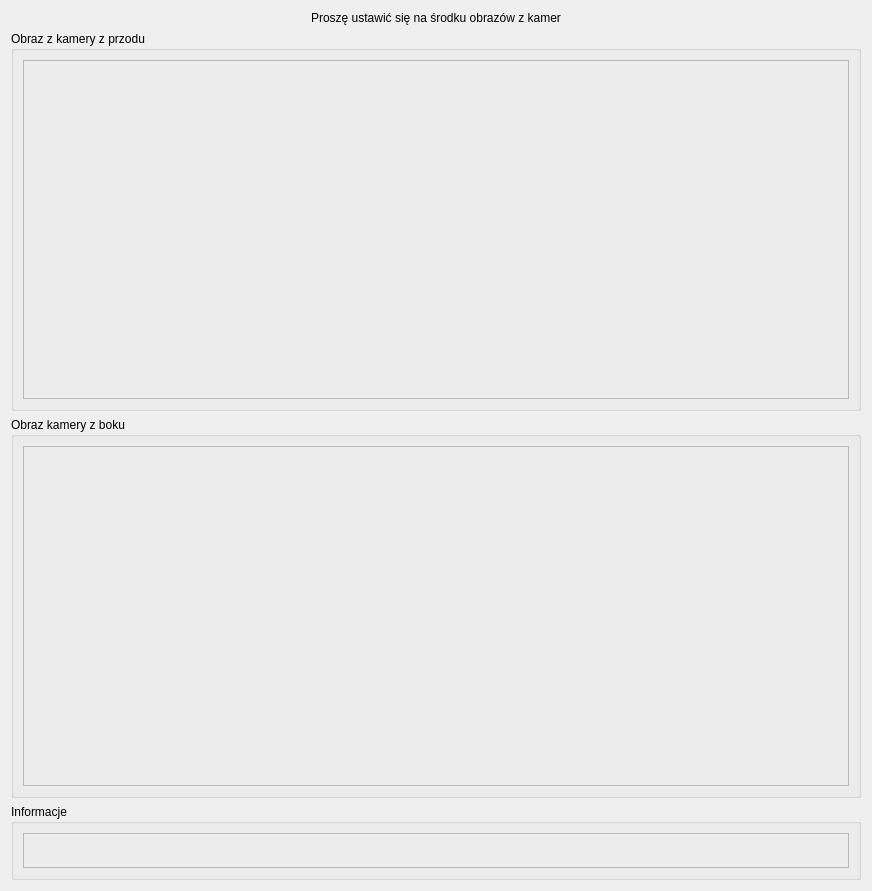
The window that coach/interface/ui/camera_calibration_menu.ui (Daria34522/Trener_Personalny_Czacza) describes before a commit, drawn with Qt 5.
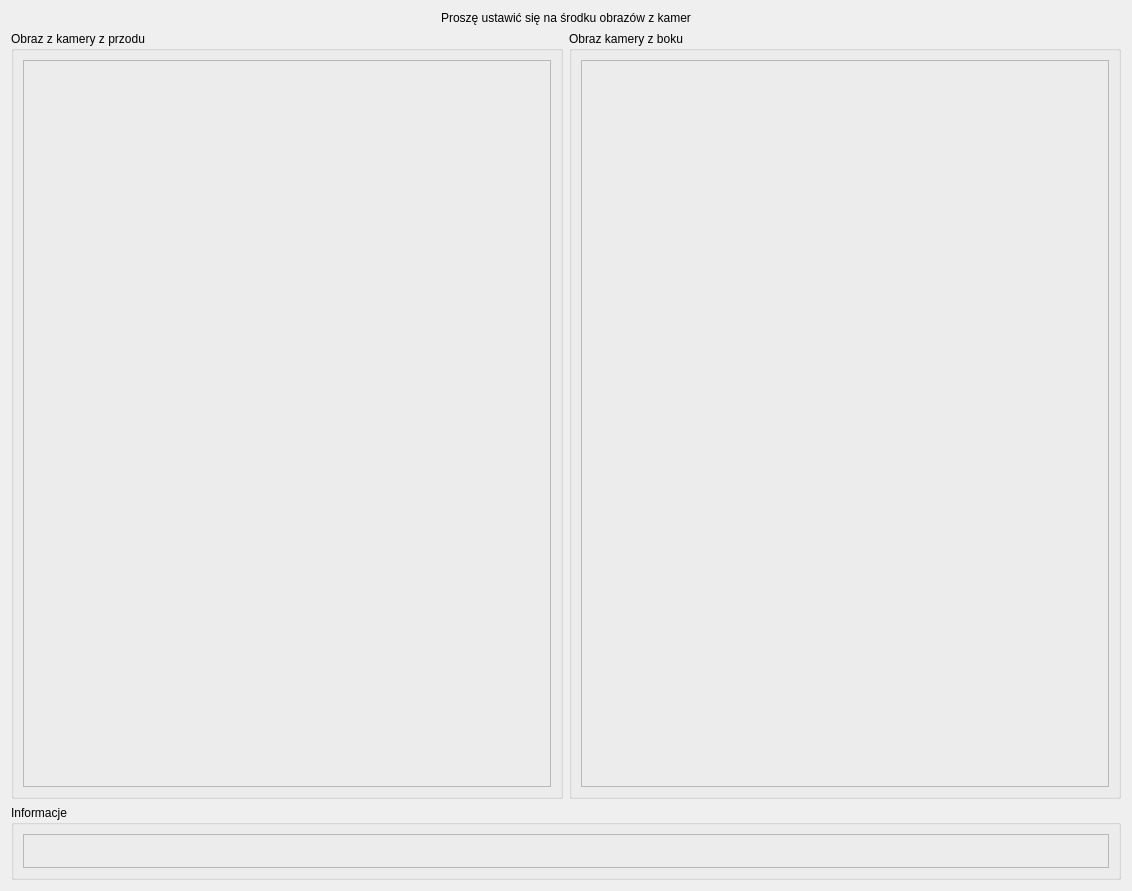
The same window after the commit.

Commit message: Poprawki menu obsługującego kalibracje kamery oraz dodanie menu statystyk

The edit to the form file:
```diff
--- a/coach/interface/ui/camera_calibration_menu.ui
+++ b/coach/interface/ui/camera_calibration_menu.ui
@@ -6,14 +6,14 @@
    <rect>
     <x>0</x>
     <y>0</y>
-    <width>872</width>
+    <width>1132</width>
     <height>891</height>
    </rect>
   </property>
   <property name="windowTitle">
    <string>Form</string>
   </property>
-  <layout class="QVBoxLayout" name="verticalLayout" stretch="0,5,5,1">
+  <layout class="QVBoxLayout" name="verticalLayout" stretch="1,112,2">
    <item>
     <widget class="QLabel" name="label">
      <property name="layoutDirection">
@@ -31,6 +31,8 @@
     </widget>
    </item>
    <item>
+    <layout class="QHBoxLayout" name="horizontalLayout_3">
+     <item>
     <widget class="QGroupBox" name="groupBox">
      <property name="title">
       <string>Obraz z kamery z przodu</string>
@@ -67,6 +69,8 @@
       </item>
      </layout>
     </widget>
+     </item>
+    </layout>
    </item>
    <item>
     <widget class="QGroupBox" name="groupBox_2">
```
Lines whose indentation alone changed are shown as unchanged. The commit also changes 3 other files.
